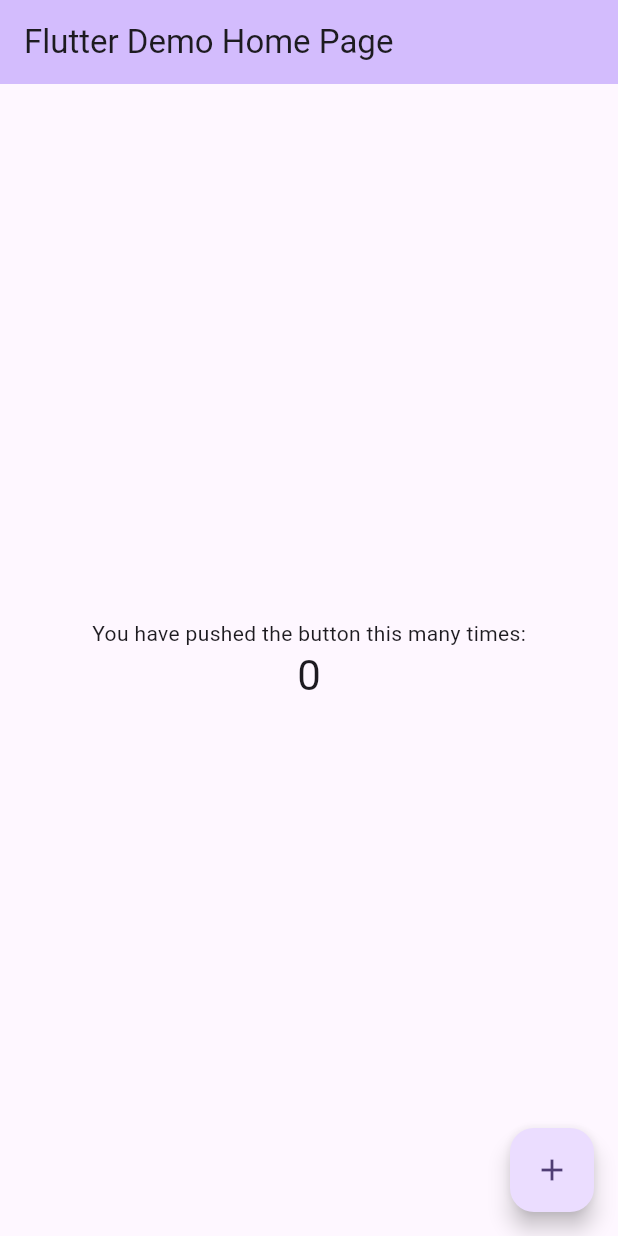
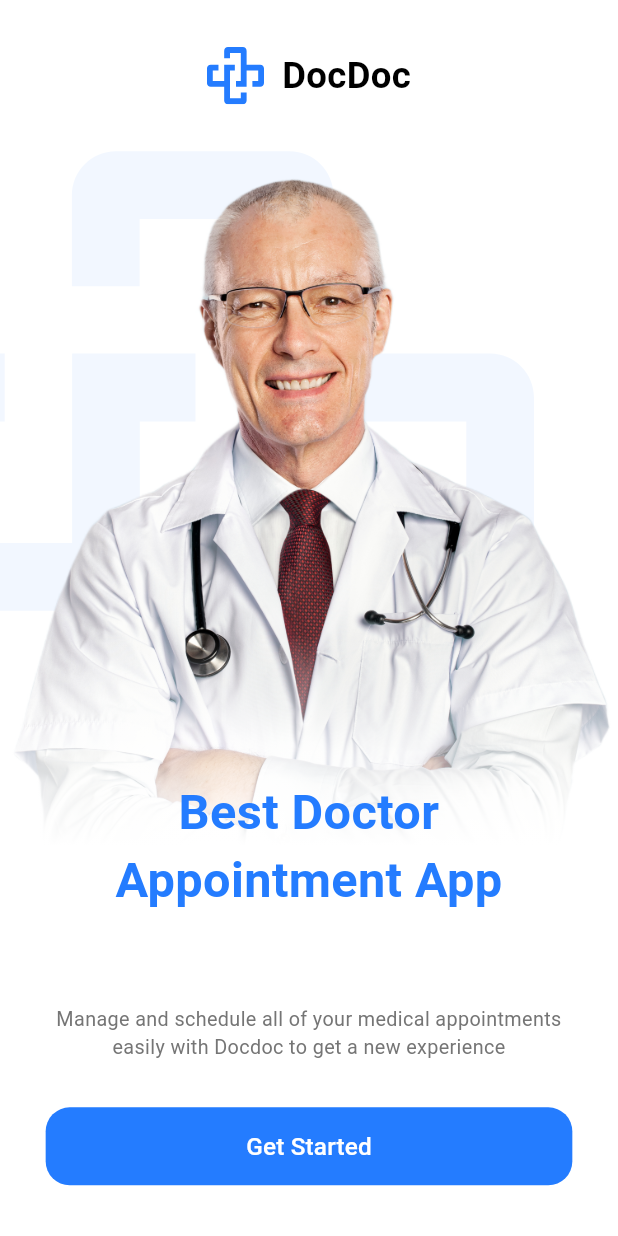
Before and after one commit to Asem130/tabibi, a Flutter app: the screen it shows after launch, on a phone screen of 412 x 824 dp. Run offline on Flutter 3.47's test engine with Material 3 defaults, Android fonts, the phone set to English and light mode, and no system bars; our stand-ins replace flutter_screenutil, flutter_svg.

Commit message:
Finish onboarding screen

```diff
--- /dev/null
+++ b/lib/core/helpers/extensions.dart
@@ -0,0 +1,21 @@
+import 'package:flutter/material.dart';
+
+extension Navigation on BuildContext {
+
+  Future<dynamic> pushNamed(String routeName, {Object? arguments}) {
+    return Navigator.of(this).pushNamed(routeName, arguments: arguments);
+  }
+
+  Future<dynamic> pushReplacementNamed(String routeName, {Object? arguments}) {
+    return Navigator.of(this)
+        .pushReplacementNamed(routeName, arguments: arguments);
+  }
+
+  Future<dynamic> pushNamedAndRemoveUntil(String routeName,
+      {Object? arguments, required RoutePredicate predicate}) {
+    return Navigator.of(this)
+        .pushNamedAndRemoveUntil(routeName, arguments: arguments, predicate);
+  }
+
+  void pop() => Navigator.of(this).pop();
+}
--- /dev/null
+++ b/lib/core/routing/app_router.dart
@@ -0,0 +1,23 @@
+import 'package:flutter/material.dart';
+import 'package:taqwa/core/routing/routes.dart';
+import 'package:taqwa/features/auth/ui/screens/login_sceen.dart';
+import 'package:taqwa/features/onboarding/ui/screens/onboarding_screen.dart';
+
+class AppRouter {
+  Route generateRoutes(RouteSettings settings) {
+    final arguments = settings.arguments;
+    switch (settings.name) {
+      case Routes.onboardingScreen:
+        return MaterialPageRoute(builder: (_) => const OnboardingScreen());
+      case Routes.loginScreen:
+        return MaterialPageRoute(builder: (_) => const LoginSceen());
+      default:
+        return MaterialPageRoute(
+            builder: (_) => const Scaffold(
+                  body: Center(
+                    child: Text('No Route'),
+                  ),
+                ));
+    }
+  }
+}
--- /dev/null
+++ b/lib/core/routing/routes.dart
@@ -0,0 +1,4 @@
+class Routes {
+  static const onboardingScreen = '/onboardingScreen';
+  static const loginScreen = '/loginScreen';
+}
--- /dev/null
+++ b/lib/core/theming/colors.dart
@@ -0,0 +1,6 @@
+import 'package:flutter/material.dart';
+
+class ColorsManger {
+  static const Color mainBlue = Color(0xff247CFF);
+  static const Color gray = Color(0xff757575);
+}
--- /dev/null
+++ b/lib/core/theming/styles.dart
@@ -0,0 +1,20 @@
+import 'package:flutter/material.dart';
+import 'package:flutter_screenutil/flutter_screenutil.dart';
+import 'package:taqwa/core/theming/colors.dart';
+
+class TextStyles {
+  static TextStyle font24Black700weight = TextStyle(
+      color: Colors.black, fontSize: 24.sp, fontWeight: FontWeight.w700);
+      static TextStyle font16WhiteSemiBold = TextStyle(
+      color: Colors.white, fontSize: 16.sp, fontWeight: FontWeight.w500);
+  static TextStyle font32BlueBold = TextStyle(
+    color: ColorsManger.mainBlue,
+    fontSize: 32.sp,
+    fontWeight: FontWeight.bold,
+  );
+  static TextStyle font13GrayRegular = TextStyle(
+    color: ColorsManger.gray,
+    fontSize: 13.sp,
+    fontWeight: FontWeight.normal,
+  );
+}
--- /dev/null
+++ b/lib/doc_app.dart
@@ -0,0 +1,27 @@
+import 'package:flutter/material.dart';
+import 'package:flutter_screenutil/flutter_screenutil.dart';
+import 'package:taqwa/core/routing/app_router.dart';
+import 'package:taqwa/core/routing/routes.dart';
+import 'package:taqwa/core/theming/colors.dart';
+
+class DocApp extends StatelessWidget {
+  const DocApp({super.key, required this.appRouter});
+  final AppRouter appRouter;
+  @override
+  Widget build(BuildContext context) {
+    return ScreenUtilInit(
+      designSize: const Size(375, 812),
+      minTextAdapt: true,
+      child: MaterialApp(
+        debugShowCheckedModeBanner: false,
+        initialRoute: Routes.onboardingScreen,
+        onGenerateRoute: appRouter.generateRoutes,
+        title: 'Doc App',
+        theme: ThemeData(
+          scaffoldBackgroundColor: Colors.white,
+          primaryColor: ColorsManger.mainBlue,
+        ),
+      ),
+    );
+  }
+}
--- /dev/null
+++ b/lib/features/auth/ui/screens/login_sceen.dart
@@ -0,0 +1,12 @@
+import 'package:flutter/material.dart';
+
+class LoginSceen extends StatelessWidget {
+  const LoginSceen({super.key});
+
+  @override
+  Widget build(BuildContext context) {
+    return const Scaffold(
+      body: Text('Login Screen'),
+    );
+  }
+}
--- /dev/null
+++ b/lib/features/onboarding/ui/screens/onboarding_screen.dart
@@ -0,0 +1,50 @@
+import 'package:flutter/material.dart';
+import 'package:flutter_screenutil/flutter_screenutil.dart';
+import 'package:taqwa/core/theming/styles.dart';
+import 'package:taqwa/features/onboarding/ui/widgets/doc_logo_and_name.dart';
+import 'package:taqwa/features/onboarding/ui/widgets/doctor_image_and_text.dart';
+import 'package:taqwa/features/onboarding/ui/widgets/get_started_button.dart';
+
+class OnboardingScreen extends StatelessWidget {
+  const OnboardingScreen({super.key});
+
+  @override
+  Widget build(BuildContext context) {
+    return Scaffold(
+      body: SafeArea(
+          child: SingleChildScrollView(
+              child: Padding(
+        padding: EdgeInsets.only(
+          top: 30.h,
+          bottom: 30.h,
+        ),
+        child: Column(
+          children: [
+            const DocLogoAndName(),
+            SizedBox(height: 30.h),
+            const DoctorImageAndText(),
+            SizedBox(
+              height: 30.h,
+            ),
+            Padding(
+              padding: EdgeInsets.symmetric(horizontal: 30.h),
+              child: Column(
+                children: [
+                  Text(
+                    'Manage and schedule all of your medical appointments easily with Docdoc to get a new experience',
+                    style: TextStyles.font13GrayRegular,
+                    textAlign: TextAlign.center,
+                  ),
+                  SizedBox(
+                    height: 30.h,
+                  ),
+                  const GetStartedButton(),
+                ],
+              ),
+            ),
+          ],
+        ),
+      ))),
+    );
+  }
+}
--- /dev/null
+++ b/lib/features/onboarding/ui/widgets/doc_logo_and_name.dart
@@ -0,0 +1,20 @@
+import 'package:flutter/material.dart';
+import 'package:flutter_screenutil/flutter_screenutil.dart';
+import 'package:flutter_svg/flutter_svg.dart';
+import 'package:taqwa/core/theming/styles.dart';
+
+class DocLogoAndName extends StatelessWidget {
+  const DocLogoAndName({super.key});
+
+  @override
+  Widget build(BuildContext context) {
+    return Row(
+      mainAxisAlignment: MainAxisAlignment.center,
+      children: [
+        SvgPicture.asset('assets/svgs/logo.svg'),
+        SizedBox(width: 10.w,),
+        Text('DocDoc',style: TextStyles.font24Black700weight,)
+      ],
+    );
+  }
+}
--- /dev/null
+++ b/lib/features/onboarding/ui/widgets/doctor_image_and_text.dart
@@ -0,0 +1,39 @@
+import 'package:flutter/material.dart';
+import 'package:flutter_screenutil/flutter_screenutil.dart';
+import 'package:flutter_svg/flutter_svg.dart';
+import 'package:taqwa/core/theming/styles.dart';
+
+class DoctorImageAndText extends StatelessWidget {
+  const DoctorImageAndText({super.key});
+
+  @override
+  Widget build(BuildContext context) {
+    return Stack(
+      children: [
+        SvgPicture.asset('assets/svgs/doc_logo_low_opacity.svg'),
+        Container(
+          foregroundDecoration: BoxDecoration(
+              gradient: LinearGradient(
+                  colors: [
+                    Colors.white,
+                    Colors.white.withOpacity(0),
+                  ],
+                  begin: Alignment.bottomCenter,
+                  end: Alignment.topCenter,
+                  stops: const [0.14, 0.4])),
+          child: Image.asset('assets/images/onboarding_doctor.png'),
+        ),
+        Positioned(
+          left: 0,
+          right: 0,
+          bottom: 30.h,
+          child: Text(
+            'Best Doctor\nAppointment App',
+            style: TextStyles.font32BlueBold.copyWith(height: 1.4),
+            textAlign: TextAlign.center,
+          ),
+        ),
+      ],
+    );
+  }
+}
--- /dev/null
+++ b/lib/features/onboarding/ui/widgets/get_started_button.dart
@@ -0,0 +1,24 @@
+import 'package:flutter/material.dart';
+import 'package:taqwa/core/helpers/extensions.dart';
+import 'package:taqwa/core/routing/routes.dart';
+import 'package:taqwa/core/theming/colors.dart';
+import 'package:taqwa/core/theming/styles.dart';
+
+class GetStartedButton extends StatelessWidget {
+  const GetStartedButton({super.key});
+
+  @override
+  Widget build(BuildContext context) {
+    return TextButton(
+      style: ButtonStyle(
+        minimumSize: WidgetStateProperty.all(const Size(double.infinity,52)),
+        backgroundColor: WidgetStateProperty.all(ColorsManger.mainBlue),
+        tapTargetSize: MaterialTapTargetSize.shrinkWrap,
+        shape: WidgetStateProperty.all(RoundedRectangleBorder(borderRadius: BorderRadius.circular(16)))
+      ),
+        onPressed: () {
+          context.pushNamed(Routes.loginScreen);
+        },
+        child:  Text('Get Started',style: TextStyles.font16WhiteSemiBold));
+  }
+}
--- a/lib/main.dart
+++ b/lib/main.dart
@@ -1,125 +1,9 @@
 import 'package:flutter/material.dart';
+import 'package:taqwa/core/routing/app_router.dart';
+import 'package:taqwa/doc_app.dart';
 
 void main() {
-  runApp(const MyApp());
+  runApp(DocApp(
+    appRouter: AppRouter(),
+  ));
 }
-
-class MyApp extends StatelessWidget {
-  const MyApp({super.key});
-
-  // This widget is the root of your application.
-  @override
-  Widget build(BuildContext context) {
-    return MaterialApp(
-      title: 'Flutter Demo',
-      theme: ThemeData(
-        // This is the theme of your application.
-        //
-        // TRY THIS: Try running your application with "flutter run". You'll see
-        // the application has a purple toolbar. Then, without quitting the app,
-        // try changing the seedColor in the colorScheme below to Colors.green
-        // and then invoke "hot reload" (save your changes or press the "hot
-        // reload" button in a Flutter-supported IDE, or press "r" if you used
-        // the command line to start the app).
-        //
-        // Notice that the counter didn't reset back to zero; the application
-        // state is not lost during the reload. To reset the state, use hot
-        // restart instead.
-        //
-        // This works for code too, not just values: Most code changes can be
-        // tested with just a hot reload.
-        colorScheme: ColorScheme.fromSeed(seedColor: Colors.deepPurple),
-        useMaterial3: true,
-      ),
-      home: const MyHomePage(title: 'Flutter Demo Home Page'),
-    );
-  }
-}
-
-class MyHomePage extends StatefulWidget {
-  const MyHomePage({super.key, required this.title});
-
-  // This widget is the home page of your application. It is stateful, meaning
-  // that it has a State object (defined below) that contains fields that affect
-  // how it looks.
-
-  // This class is the configuration for the state. It holds the values (in this
-  // case the title) provided by the parent (in this case the App widget) and
-  // used by the build method of the State. Fields in a Widget subclass are
-  // always marked "final".
-
-  final String title;
-
-  @override
-  State<MyHomePage> createState() => _MyHomePageState();
-}
-
-class _MyHomePageState extends State<MyHomePage> {
-  int _counter = 0;
-
-  void _incrementCounter() {
-    setState(() {
-      // This call to setState tells the Flutter framework that something has
-      // changed in this State, which causes it to rerun the build method below
-      // so that the display can reflect the updated values. If we changed
-      // _counter without calling setState(), then the build method would not be
-      // called again, and so nothing would appear to happen.
-      _counter++;
-    });
-  }
-
-  @override
-  Widget build(BuildContext context) {
-    // This method is rerun every time setState is called, for instance as done
-    // by the _incrementCounter method above.
-    //
-    // The Flutter framework has been optimized to make rerunning build methods
-    // fast, so that you can just rebuild anything that needs updating rather
-    // than having to individually change instances of widgets.
-    return Scaffold(
-      appBar: AppBar(
-        // TRY THIS: Try changing the color here to a specific color (to
-        // Colors.amber, perhaps?) and trigger a hot reload to see the AppBar
-        // change color while the other colors stay the same.
-        backgroundColor: Theme.of(context).colorScheme.inversePrimary,
-        // Here we take the value from the MyHomePage object that was created by
-        // the App.build method, and use it to set our appbar title.
-        title: Text(widget.title),
-      ),
-      body: Center(
-        // Center is a layout widget. It takes a single child and positions it
-        // in the middle of the parent.
-        child: Column(
-          // Column is also a layout widget. It takes a list of children and
-          // arranges them vertically. By default, it sizes itself to fit its
-          // children horizontally, and tries to be as tall as its parent.
-          //
-          // Column has various properties to control how it sizes itself and
-          // how it positions its children. Here we use mainAxisAlignment to
-          // center the children vertically; the main axis here is the vertical
-          // axis because Columns are vertical (the cross axis would be
-          // horizontal).
-          //
-          // TRY THIS: Invoke "debug painting" (choose the "Toggle Debug Paint"
-          // action in the IDE, or press "p" in the console), to see the
-          // wireframe for each widget.
-          mainAxisAlignment: MainAxisAlignment.center,
-          children: <Widget>[
-            const Text(
-              'You have pushed the button this many times:',
-            ),
-            Text(
-              '$_counter',
-              style: Theme.of(context).textTheme.headlineMedium,
-            ),
-          ],
-        ),
-      ),
-      floatingActionButton: FloatingActionButton(
-        onPressed: _incrementCounter,
-        tooltip: 'Increment',
-        child: const Icon(Icons.add),
-      ), // This trailing comma makes auto-formatting nicer for build methods.
-    );
-  }
-}
```
Also changed, not shown: pubspec.yaml (+5 -2 lines), assets/images/onboarding_doctor.png (added), assets/svgs/doc_logo_low_opacity.svg (added), assets/svgs/logo.svg (added), pubspec.lock, 1 other file.
